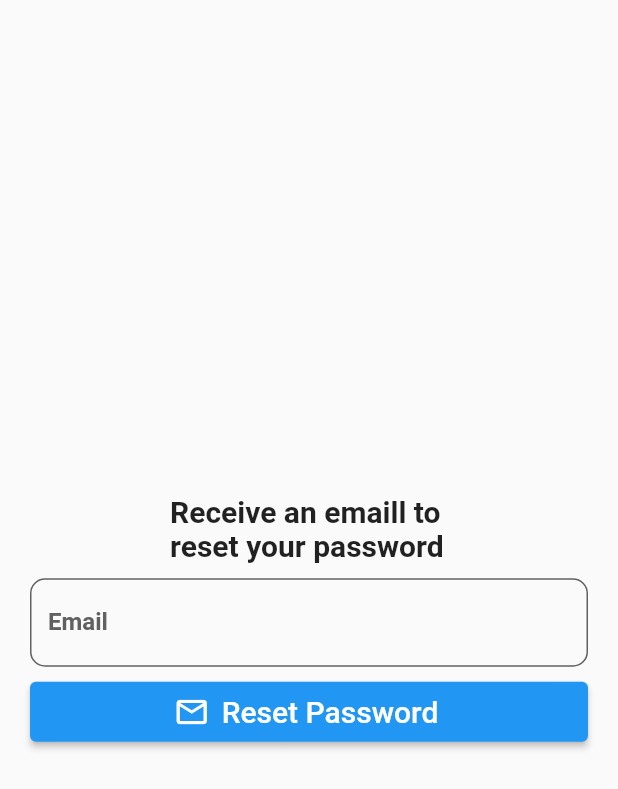
After one commit to habeeb321/Chat-App, a Flutter app: the screen it shows after launch, after a tap on "Forgot Password?", on a phone screen of 412 x 824 dp. The commit adds this screen. Shown: the top 789 px of the screen. Run offline on Flutter 3.47's test engine with Material 2 defaults, Android fonts, the phone set to English and light mode, and no system bars; our stand-ins replace firebase_auth, firebase_core; accounts and stored records are empty.

Commit message:
forgot password implemented

```diff
--- a/lib/main.dart
+++ b/lib/main.dart
@@ -1,4 +1,5 @@
 import 'package:chat_app/core/constants.dart';
+import 'package:chat_app/view/forgot_password_page/controller/forgot_pass_controller.dart';
 import 'package:chat_app/view/login_page/controller/login_controller.dart';
 import 'package:chat_app/view/main_page/main_page.dart';
 import 'package:chat_app/view/signup_page/controller/signup_controller.dart';
@@ -39,7 +40,10 @@ class MyApp extends StatelessWidget {
         ),
         ChangeNotifierProvider<SignupController>(
           create: (context) => SignupController(),
-        )
+        ),
+        ChangeNotifierProvider<ForgotPassController>(
+          create: (context) => ForgotPassController(),
+        ),
       ],
       child: MaterialApp(
         navigatorKey: navigatorKey,
--- /dev/null
+++ b/lib/view/forgot_password_page/controller/forgot_pass_controller.dart
@@ -0,0 +1,28 @@
+import 'package:chat_app/core/constants.dart';
+import 'package:firebase_auth/firebase_auth.dart';
+import 'package:flutter/material.dart';
+
+class ForgotPassController extends ChangeNotifier {
+  final formKey = GlobalKey<FormState>();
+
+  TextEditingController emailController = TextEditingController();
+
+  void resetPassword(context) async {
+    showDialog(
+      context: context,
+      builder: (context) => const Center(
+        child: CircularProgressIndicator(),
+      ),
+    );
+    try {
+      await FirebaseAuth.instance.sendPasswordResetEmail(
+        email: emailController.text.trim(),
+      );
+      showSnackbar(context, 'Password Reset Email Sent');
+      Navigator.of(context).popUntil((route) => route.isFirst);
+    } on FirebaseAuthException catch (e) {
+      showSnackbar(context, e.message.toString());
+      Navigator.pop(context);
+    }
+  }
+}
--- /dev/null
+++ b/lib/view/forgot_password_page/view/forgot_password.dart
@@ -0,0 +1,91 @@
+import 'package:chat_app/core/constants.dart';
+import 'package:chat_app/view/forgot_password_page/controller/forgot_pass_controller.dart';
+import 'package:flutter/material.dart';
+import 'package:provider/provider.dart';
+
+class ForgotPasswordPage extends StatelessWidget {
+  const ForgotPasswordPage({super.key});
+
+  @override
+  Widget build(BuildContext context) {
+    final provider = Provider.of<ForgotPassController>(context, listen: false);
+    return Scaffold(
+      body: SafeArea(
+        child: Form(
+          key: provider.formKey,
+          child: Padding(
+            padding: const EdgeInsets.all(20.0),
+            child: Center(
+              child: Consumer<ForgotPassController>(
+                builder: (context, value, child) {
+                  return Column(
+                    mainAxisAlignment: MainAxisAlignment.center,
+                    children: [
+                      const Text(
+                        'Receive an emaill to \nreset your password',
+                        style: TextStyle(
+                            fontSize: 20, fontWeight: FontWeight.bold),
+                      ),
+                      kHeight10,
+                      TextFormField(
+                        controller: value.emailController,
+                        autovalidateMode: AutovalidateMode.onUserInteraction,
+                        decoration: InputDecoration(
+                          labelText: 'Email',
+                          labelStyle: TextStyle(
+                            color: Colors.grey.shade700,
+                            fontWeight: FontWeight.bold,
+                          ),
+                          border: OutlineInputBorder(
+                            borderRadius: BorderRadius.circular(10.0),
+                            borderSide: BorderSide(
+                              color: Colors.grey.shade700,
+                            ),
+                          ),
+                          enabledBorder: OutlineInputBorder(
+                            borderRadius: BorderRadius.circular(10.0),
+                            borderSide: BorderSide(
+                              color: Colors.grey.shade700,
+                            ),
+                          ),
+                          focusedBorder: OutlineInputBorder(
+                            borderRadius: BorderRadius.circular(10.0),
+                            borderSide: const BorderSide(
+                              color: Colors.blue,
+                            ),
+                          ),
+                        ),
+                        validator: (value) {
+                          if (value!.isEmpty) {
+                            return 'Please enter your email';
+                          }
+                          return null;
+                        },
+                        onSaved: (value) {},
+                      ),
+                      kHeight10,
+                      SizedBox(
+                        width: double.infinity,
+                        height: 40,
+                        child: ElevatedButton.icon(
+                          onPressed: () {
+                            value.resetPassword(context);
+                          },
+                          icon: const Icon(Icons.email_outlined),
+                          label: const Text(
+                            'Reset Password',
+                            style: TextStyle(fontSize: 20),
+                          ),
+                        ),
+                      ),
+                    ],
+                  );
+                },
+              ),
+            ),
+          ),
+        ),
+      ),
+    );
+  }
+}
--- a/lib/view/login_page/view/login_page.dart
+++ b/lib/view/login_page/view/login_page.dart
@@ -1,4 +1,5 @@
 import 'package:chat_app/core/constants.dart';
+import 'package:chat_app/view/forgot_password_page/view/forgot_password.dart';
 import 'package:chat_app/view/login_page/controller/login_controller.dart';
 import 'package:chat_app/view/signup_page/view/signup_page.dart';
 import 'package:flutter/gestures.dart';
@@ -110,6 +111,18 @@ class LoginPage extends StatelessWidget {
                     },
                   ),
                   kHeight10,
+                  InkWell(
+                    onTap: () {
+                      nextScreen(context, const ForgotPasswordPage());
+                    },
+                    child: const Text(
+                      'Forgot Password?',
+                      style: TextStyle(
+                          color: kBlueColor,
+                          decoration: TextDecoration.underline),
+                    ),
+                  ),
+                  kHeight10,
                   RichText(
                     text: TextSpan(
                       text: 'No Account? ',
@@ -118,7 +131,8 @@ class LoginPage extends StatelessWidget {
                         TextSpan(
                           text: 'Register Now',
                           style: const TextStyle(
-                              decoration: TextDecoration.underline),
+                              decoration: TextDecoration.underline,
+                              color: kBlueColor),
                           recognizer: TapGestureRecognizer()
                             ..onTap =
                                 () => nextScreen(context, const SignUpPage()),
--- a/lib/view/signup_page/view/signup_page.dart
+++ b/lib/view/signup_page/view/signup_page.dart
@@ -118,7 +118,8 @@ class SignUpPage extends StatelessWidget {
                         TextSpan(
                           text: 'Login',
                           style: const TextStyle(
-                              decoration: TextDecoration.underline),
+                              decoration: TextDecoration.underline,
+                              color: kBlueColor),
                           recognizer: TapGestureRecognizer()
                             ..onTap =
                                 () => nextScreen(context, const LoginPage()),
```
